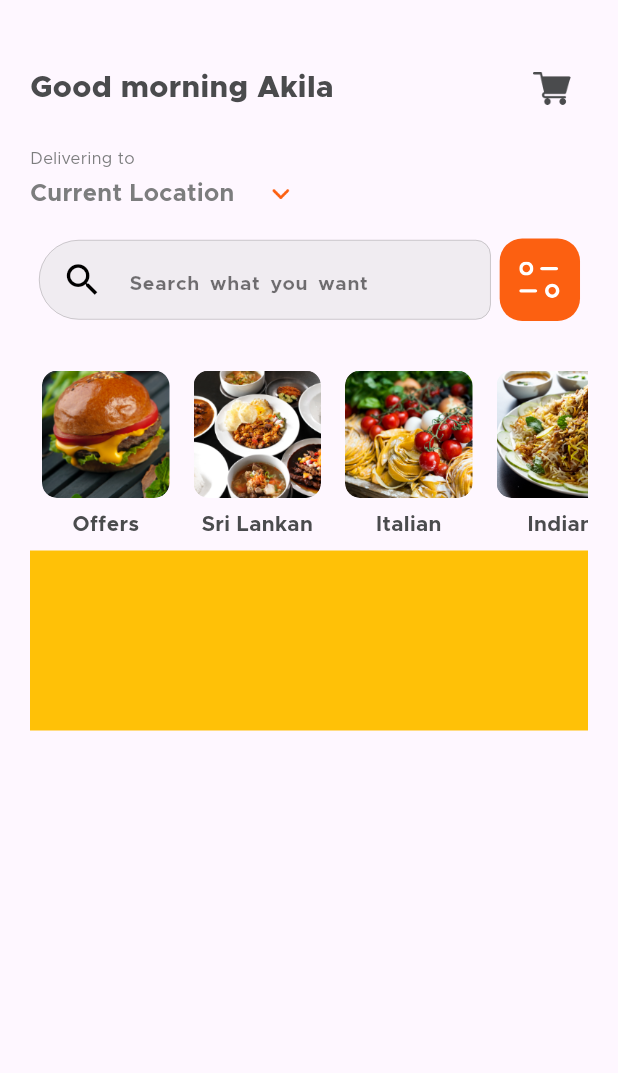
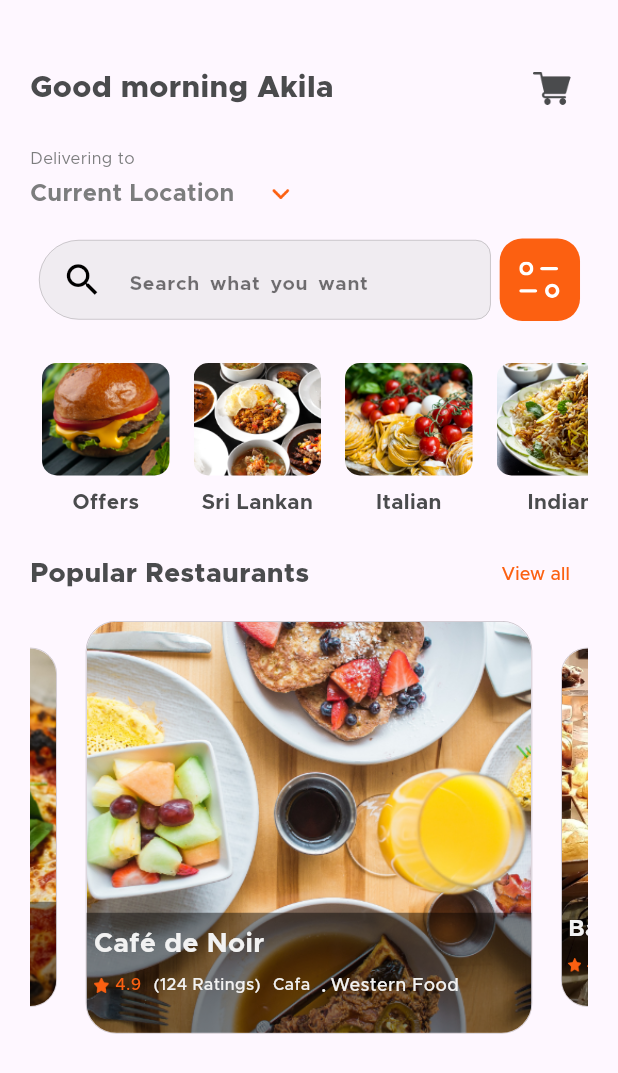
Before and after one commit to Farojeh/food-delivery-App, a Flutter app: the HomeView screen opened by its route, on a phone screen of 412 x 824 dp. Shown: the top 1073 px of the screen. Run offline on Flutter 3.47's test engine with Material 3 defaults, Android fonts, the phone set to English and light mode, and no system bars; drawn by our look-alikes of carousel_slider; our stand-ins replace awesome_snackbar_content, bloc, device_preview, flutter_bloc, flutter_svg, go_router and 2 more; accounts and stored records are empty.

Commit message:
popular resturant in home view

```diff
--- a/lib/home/cubit/category_cubit.dart
+++ b/lib/home/cubit/category_cubit.dart
@@ -1,10 +1,12 @@
 import 'package:bloc/bloc.dart';
+import 'package:carousel_slider/carousel_controller.dart';
 import 'package:meta/meta.dart';
 
 part 'category_state.dart';
 
 class CategoryCubit extends Cubit<CategoryState> {
   CategoryCubit() : super(CategoryState(showcat: true));
+  final controller = CarouselSliderController();
 
    void changeshowcat(bool show){
         emit(CategoryState(showcat: show));
@@ -14,4 +16,8 @@ class CategoryCubit extends Cubit<CategoryState> {
      return state.showcat;
    }
 
+   void changeindexres(int index){
+    emit(CategoryState(showcat: state.showcat,activeIndex: index));
+   }
+
 }
--- a/lib/home/cubit/category_state.dart
+++ b/lib/home/cubit/category_state.dart
@@ -3,11 +3,39 @@ part of 'category_cubit.dart';
 @immutable
 class CategoryState {
   final bool showcat ;
+  final int? activeIndex ;
+  final List popArr = [
+      {
+        "image": "assets/images/res_1.png",
+        "name": "Minute by tuk tuk",
+        "rate": "4.9",
+        "rating": "124",
+        "type": "Cafa",
+        "food_type": "Western Food"
+      },
+      {
+        "image": "assets/images/res_2.png",
+        "name": "Café de Noir",
+        "rate": "4.9",
+        "rating": "124",
+        "type": "Cafa",
+        "food_type": "Western Food"
+      },
+      {
+        "image": "assets/images/res_3.png",
+        "name": "Bakes by Tella",
+        "rate": "4.9",
+        "rating": "124",
+        "type": "Cafa",
+        "food_type": "Western Food"
+      },
+    ];
+
   final List catArr = [
     {"image": "assets/images/cat_offer.png", "name": "Offers"},
     {"image": "assets/images/cat_sri.png", "name": "Sri Lankan"},
     {"image": "assets/images/cat_3.png", "name": "Italian"},
     {"image": "assets/images/cat_4.png", "name": "Indian"},
   ];
-  CategoryState({required this.showcat});
+   CategoryState({this.activeIndex = 1, required this.showcat});
 }
--- a/lib/home/home_view.dart
+++ b/lib/home/home_view.dart
@@ -1,8 +1,10 @@
 import 'package:advanced_project/home/cubit/category_cubit.dart';
 import 'package:advanced_project/home/widget/category.dart';
 import 'package:advanced_project/home/widget/location.dart';
+import 'package:advanced_project/home/widget/popular_res_widget.dart';
 import 'package:advanced_project/home/widget/searh_row.dart';
 import 'package:advanced_project/home/widget/top_home_view.dart';
+import 'package:advanced_project/home/widget/view_all_widget.dart';
 import 'package:flutter/material.dart';
 import 'package:flutter_bloc/flutter_bloc.dart';
 
@@ -33,13 +35,16 @@ class HomeView extends StatelessWidget {
               ),
               const SearhRow(),
               const SizedBox(
-                height: 30,
+                height: 25,
               ),
               const Category(),
-              Container(
-                height: 120,
-                color: Colors.amber,
-              )
+              ViewAllWidget(
+                top: 7,
+                bottom: 7,
+                title: "Popular Restaurants",
+                onView: () {},
+              ),
+              const PopularResWidget()
             ],
           ),
         ),
--- a/lib/home/widget/category.dart
+++ b/lib/home/widget/category.dart
@@ -15,7 +15,7 @@ class Category extends StatelessWidget {
           curve: Curves.easeInOut,
           child: state.showcat
               ? SizedBox(
-                  height: 120,
+                  height: 110,
                   child: ListView.builder(
                     shrinkWrap: true,
                     scrollDirection: Axis.horizontal,
@@ -29,7 +29,7 @@ class Category extends StatelessWidget {
                           child: Column(
                             children: [
                               SizedBox(
-                                height: 85,
+                                height: 75,
                                 width: 85,
                                 child: ClipRRect(
                                   borderRadius: BorderRadius.circular(10),
--- /dev/null
+++ b/lib/home/widget/custom_res_widget.dart
@@ -0,0 +1,42 @@
+import 'package:advanced_project/home/widget/popular_res_row.dart';
+import 'package:flutter/material.dart';
+
+class CustomResWidget extends StatelessWidget {
+  final String urlImage;
+  final int index;
+  final Map<dynamic, dynamic> pObj;
+  final void Function() onTap;
+  const CustomResWidget(
+      {super.key,
+      required this.urlImage,
+      required this.index,
+      required this.pObj,
+      required this.onTap});
+
+  @override
+  Widget build(BuildContext context) {
+    return Container(
+        decoration: BoxDecoration(
+            borderRadius: BorderRadius.circular(20),
+            border: Border.all(width: 0.5, color: Colors.black26)),
+        child: Stack(
+          children: [
+            ClipRRect(
+                borderRadius: BorderRadius.circular(20),
+                child: Image.asset(urlImage, height: 275, fit: BoxFit.cover)),
+            Align(
+              alignment: Alignment.bottomCenter,
+              child: Container(
+                decoration:const BoxDecoration(
+                    color: Colors.black45,
+                    borderRadius: BorderRadius.only(
+                        bottomLeft: Radius.circular(20),
+                        bottomRight: Radius.circular(20))),
+                height: 80,
+                child: PopularRestaurantRow(pObj: pObj, onTap: onTap),
+              ),
+            )
+          ],
+        ));
+  }
+}
--- /dev/null
+++ b/lib/home/widget/popular_res_row.dart
@@ -0,0 +1,94 @@
+import 'package:advanced_project/utils/colors.dart';
+import 'package:flutter/material.dart';
+
+class PopularRestaurantRow extends StatelessWidget {
+  final Map pObj;
+  final VoidCallback onTap;
+  const PopularRestaurantRow(
+      {super.key, required this.pObj, required this.onTap});
+
+  @override
+  Widget build(BuildContext context) {
+    return Container(
+      margin: const EdgeInsets.symmetric(vertical: 8),
+      child: InkWell(
+        onTap: onTap,
+        child: Padding(
+          padding: const EdgeInsets.symmetric(horizontal: 5),
+          child: Column(
+            crossAxisAlignment: CrossAxisAlignment.start,
+            children: [
+              Text(
+                pObj["name"],
+                textAlign: TextAlign.center,
+                style: TextStyle(
+                    color: ColorsMe.textbox,
+                    fontSize: 18,
+                    fontWeight: FontWeight.w700),
+              ),
+              const SizedBox(
+                height: 4,
+              ),
+              Row(
+                mainAxisAlignment: MainAxisAlignment.start,
+                children: [
+                  Image.asset(
+                    "assets/images/rate.png",
+                    width: 10,
+                    height: 10,
+                    fit: BoxFit.cover,
+                  ),
+                  const SizedBox(
+                    width: 4,
+                  ),
+                  Text(
+                    pObj["rate"],
+                    textAlign: TextAlign.center,
+                    style: TextStyle(
+                        color: ColorsMe.primary,
+                        fontSize: 11,
+                        fontWeight: FontWeight.w500),
+                  ),
+                  const SizedBox(
+                    width: 8,
+                  ),
+                  Text(
+                    "(${pObj["rating"]} Ratings)",
+                    textAlign: TextAlign.center,
+                    style: TextStyle(
+                        color: ColorsMe.textbox,
+                        fontSize: 11,
+                        fontWeight: FontWeight.w500),
+                  ),
+                  const SizedBox(
+                    width: 8,
+                  ),
+                  Text(
+                    pObj["type"],
+                    textAlign: TextAlign.center,
+                    style: style(11),
+                  ),
+                  Text(
+                    " . ",
+                    textAlign: TextAlign.center,
+                    style: style(15),
+                  ),
+                  Text(
+                    pObj["food_type"],
+                    textAlign: TextAlign.center,
+                    style: style(12),
+                  ),
+                ],
+              ),
+            ],
+          ),
+        ),
+      ),
+    );
+  }
+
+  TextStyle style(double size) {
+    return TextStyle(
+        color: ColorsMe.textbox, fontSize: size, fontWeight: FontWeight.w500);
+  }
+}
--- /dev/null
+++ b/lib/home/widget/popular_res_widget.dart
@@ -0,0 +1,37 @@
+import 'package:advanced_project/home/cubit/category_cubit.dart';
+import 'package:advanced_project/home/widget/custom_res_widget.dart';
+import 'package:carousel_slider/carousel_slider.dart';
+import 'package:flutter/material.dart';
+import 'package:flutter_bloc/flutter_bloc.dart';
+
+class PopularResWidget extends StatelessWidget {
+  const PopularResWidget({super.key});
+
+  @override
+  Widget build(BuildContext context) {
+    return BlocBuilder<CategoryCubit, CategoryState>(
+      builder: (context, state) {
+        var cubit = context.read<CategoryCubit>();
+        return CarouselSlider.builder(
+            carouselController: cubit.controller,
+            itemCount: state.popArr.length,
+            itemBuilder: (context, index, realIndex) {
+              final urlImage = state.popArr[index]["image"];
+              return CustomResWidget(
+                  urlImage: urlImage,
+                  index: index,
+                  pObj: state.popArr[index],
+                  onTap: () {});
+            },
+            options: CarouselOptions(
+                initialPage: 1,
+                height: 275,
+                autoPlay: true,
+                enableInfiniteScroll: false,
+                autoPlayAnimationDuration: const Duration(seconds: 2),
+                enlargeCenterPage: true,
+                onPageChanged: (index, reason) => cubit.changeindexres(index)));
+      },
+    );
+  }
+}
--- /dev/null
+++ b/lib/home/widget/view_all_widget.dart
@@ -0,0 +1,39 @@
+import 'package:advanced_project/utils/colors.dart';
+import 'package:flutter/material.dart';
+
+class ViewAllWidget extends StatelessWidget {
+  final String title ;
+  final void Function()? onView;
+  final double? top ;
+  final double? bottom ;
+  const ViewAllWidget({super.key, required this.title, this.onView, this.top, this.bottom});
+
+  @override
+  Widget build(BuildContext context) {
+    return Padding(
+      padding:  EdgeInsets.only(top: top??0 , bottom: bottom??0),
+      child: Row(
+        mainAxisAlignment: MainAxisAlignment.spaceBetween,
+        children: [
+          Text(
+            title,
+            style: TextStyle(
+                color: ColorsMe.primaryText,
+                fontSize: 18,
+                fontWeight: FontWeight.w800),
+          ),
+          TextButton(
+            onPressed: onView,
+            child: Text(
+              "View all",
+              style: TextStyle(
+                  color: ColorsMe.primary,
+                  fontSize: 12,
+                  fontWeight: FontWeight.w500),
+            ),
+          ),
+        ],
+      ),
+    );
+  }
+}
--- a/pubspec.yaml
+++ b/pubspec.yaml
@@ -30,6 +30,7 @@ environment:
 dependencies:
   awesome_snackbar_content: ^0.1.5
   bloc: ^9.0.0
+  carousel_slider: ^5.0.0
   cupertino_icons: ^1.0.8
   device_preview: ^1.2.0
   flutter:
```
Also changed, not shown: assets/images/rate.png (added), assets/images/res_1.png (added), assets/images/res_2.png (added), assets/images/res_3.png (added), pubspec.lock.
